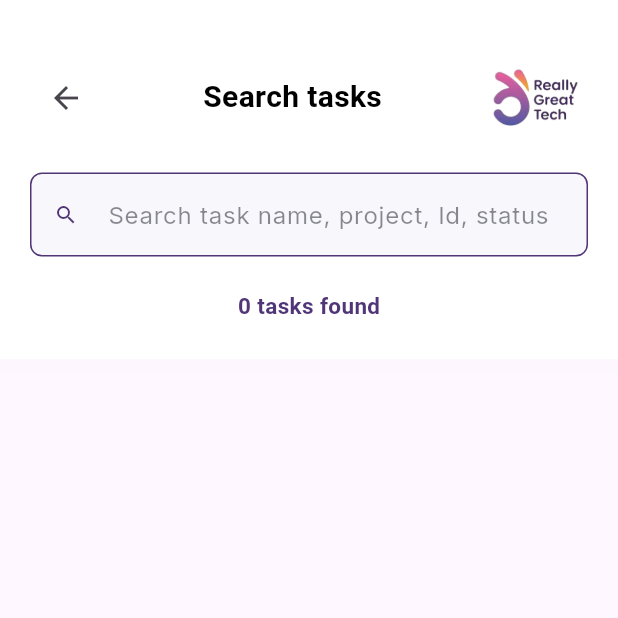
After one commit to RasZarky/rgt-pulse, a Flutter app: the AllPage screen opened directly, after a tap on the "search" icon, on a phone screen of 412 x 824 dp, the top half of it. The commit adds this screen. Run offline on Flutter 3.47's test engine with Material 3 defaults, Android fonts, the phone set to English and light mode, and no system bars; our stand-ins replace animate_do, animated_bottom_navigation_bar, firebase_auth, firebase_core, fl_chart, google_fonts and 3 more; missing offline and left inert: link_text, overlay_loader_with_app_icon; accounts and stored records are empty.

Commit message:
search page added

```diff
--- a/lib/pages/all_page.dart
+++ b/lib/pages/all_page.dart
@@ -2,6 +2,7 @@ import 'dart:convert';
 import 'package:flutter/material.dart';
 import 'package:flutter/services.dart';
 import 'package:overlay_loader_with_app_icon/overlay_loader_with_app_icon.dart';
+import 'package:rgt_pulse/pages/search_page.dart';
 import 'package:rgt_pulse/pages/task_detail_page.dart';
 import 'package:timeline_tile/timeline_tile.dart';
 import '../theme/colors.dart';
@@ -107,7 +108,11 @@ class _AllPageState extends State<AllPage> {
                     ),
                     Row(
                       children: [
-                        Icon(Icons.search),
+                        GestureDetector(
+                            onTap: (){
+                              Navigator.push(context, MaterialPageRoute(builder: (context) => SearchPage(tasks: filteredTasks) ));
+                            },
+                            child: Icon(Icons.search)),
                         Icon(Icons.more_vert),
                       ],
                     )
--- a/lib/pages/home_page.dart
+++ b/lib/pages/home_page.dart
@@ -3,6 +3,7 @@ import 'package:flutter/material.dart';
 import 'package:flutter/services.dart';
 import 'package:firebase_auth/firebase_auth.dart';
 import 'package:overlay_loader_with_app_icon/overlay_loader_with_app_icon.dart';
+import 'package:rgt_pulse/pages/search_page.dart';
 import 'package:rgt_pulse/pages/task_detail_page.dart';
 import 'package:timeline_tile/timeline_tile.dart';
 import '../theme/colors.dart';
@@ -130,7 +131,11 @@ class _HomePageState extends State<HomePage> {
                       "MY Projects",
                       style: TextStyle(fontSize: 20, fontWeight: FontWeight.bold, color: black),
                     ),
-                    Icon(Icons.search)
+                    GestureDetector(
+                      onTap: (){
+                        Navigator.push(context, MaterialPageRoute(builder: (context) => SearchPage(tasks: filteredTasks) ));
+                      },
+                        child: Icon(Icons.search))
                   ],
                 ),
                 SizedBox(height: 25),
--- a/lib/pages/root_app.dart
+++ b/lib/pages/root_app.dart
@@ -1,11 +1,9 @@
-
 import 'package:flutter/material.dart';
 import 'package:animated_bottom_navigation_bar/animated_bottom_navigation_bar.dart';
 import 'package:rgt_pulse/pages/all_page.dart';
 import 'package:rgt_pulse/pages/leaderboard_page.dart';
 import 'package:rgt_pulse/pages/profile_page.dart';
 import 'package:rgt_pulse/pages/stats_page.dart';
-
 import '../theme/colors.dart';
 import 'home_page.dart';
 
--- /dev/null
+++ b/lib/pages/search_page.dart
@@ -0,0 +1,213 @@
+import 'package:flutter/material.dart';
+import 'package:google_fonts/google_fonts.dart';
+import 'package:rgt_pulse/pages/task_detail_page.dart';
+import 'package:timeline_tile/timeline_tile.dart';
+import '../theme/colors.dart';
+
+class SearchPage extends StatefulWidget {
+  final List<dynamic> tasks;
+
+  SearchPage({required this.tasks});
+
+  @override
+  _SearchPageState createState() => _SearchPageState();
+}
+
+class _SearchPageState extends State<SearchPage> {
+  List<dynamic> _filteredTasks = [];
+  String _searchText = '';
+
+  @override
+  void initState() {
+    super.initState();
+    _filteredTasks = widget.tasks;
+  }
+
+  void _filterTasks(String query) {
+    setState(() {
+      _searchText = query.toLowerCase();
+      _filteredTasks = widget.tasks.where((task) {
+        String taskName = task['current']['name'].toLowerCase();
+        String taskStatus = task['current']['status']['status'].toLowerCase();
+        String projectName = task['current']['project'].toLowerCase();
+        String taskId = task['_id']['\$oid'].toLowerCase();
+
+        return taskName.contains(_searchText) ||
+            projectName.contains(_searchText) ||
+            taskId.contains(_searchText) ||
+            taskStatus.contains(_searchText);
+      }).toList();
+    });
+  }
+
+  @override
+  Widget build(BuildContext context) {
+    return Scaffold(
+      body: Column(
+        children: [
+          Container(
+            decoration: BoxDecoration(color: white, boxShadow: [
+              BoxShadow(
+                color: grey.withOpacity(0.01),
+                spreadRadius: 10,
+                blurRadius: 3,
+              ),
+            ]),
+            child: Padding(
+              padding: const EdgeInsets.only(top: 30, right: 20, left: 20, bottom: 10),
+              child: Column(
+                children: [
+                  Row(
+                    mainAxisAlignment: MainAxisAlignment.spaceBetween,
+                    children: [
+                      BackButton(),
+                      const Text(
+                        "Search tasks",
+                        style: TextStyle(fontSize: 20, fontWeight: FontWeight.bold, color: black),
+                      ),
+                      Image.asset("assets/logo.png", height: 70, width: 70),
+                    ],
+                  ),
+                  SizedBox(height: 15),
+                  searchTextField(MediaQuery.of(context).size),
+                  SizedBox(height: 15),
+                  Text(
+                    "${_filteredTasks.length} tasks found",
+                    style: const TextStyle(fontSize: 15, fontWeight: FontWeight.bold, color: primary),
+                  ),
+                  SizedBox(height: 15),
+                ],
+              ),
+            ),
+          ),
+          Expanded(
+            child: ListView.builder(
+              itemCount: _filteredTasks.length,
+              itemBuilder: (context, index) {
+                var task = _filteredTasks[index];
+                var projectName = task['current']['project'];
+                var taskName = task['current']['name'];
+                var status = task['current']['status']['status'];
+                var color = task['current']['status']['color'];
+                var taskId = task['_id']['\$oid'];
+                var newColorCode = Color(int.parse(color.replaceFirst('#', '0xFF')));
+
+                return GestureDetector(
+                  onTap: () {
+                    Navigator.push(
+                      context,
+                      MaterialPageRoute(
+                        builder: (context) => TaskDetailsPage(
+                          projectName: projectName,
+                          taskName: taskName,
+                          tasktId: taskId,
+                        ),
+                      ),
+                    );
+                  },
+                  child: TimelineTile(
+                    alignment: TimelineAlign.manual,
+                    lineXY: 0.1,
+                    isFirst: index == 0,
+                    isLast: index == _filteredTasks.length - 1,
+                    indicatorStyle: const IndicatorStyle(
+                      width: 20,
+                      color: primary,
+                      padding: EdgeInsets.all(8),
+                    ),
+                    beforeLineStyle: LineStyle(
+                      color: grey.withOpacity(0.5),
+                      thickness: 2,
+                    ),
+                    endChild: Padding(
+                      padding: const EdgeInsets.all(15.0),
+                      child: Column(
+                        crossAxisAlignment: CrossAxisAlignment.start,
+                        children: [
+                          Text(
+                            projectName,
+                            style: TextStyle(
+                              fontSize: 16,
+                              fontWeight: FontWeight.bold,
+                              color: black,
+                            ),
+                          ),
+                          SizedBox(height: 5),
+                          Text(
+                            taskName,
+                            style: TextStyle(
+                              fontSize: 14,
+                              color: black.withOpacity(0.7),
+                            ),
+                          ),
+                          SizedBox(height: 5),
+                          Container(
+                            margin: EdgeInsets.symmetric(horizontal: 5),
+                            padding: EdgeInsets.symmetric(horizontal: 10, vertical: 5),
+                            decoration: BoxDecoration(
+                              color: newColorCode ,
+                              borderRadius: BorderRadius.circular(5),
+                            ),
+                            child: Text(
+                              status,
+                              style: const TextStyle(
+                                fontSize: 14,
+                                fontWeight: FontWeight.w600,
+                                color: white,
+                              ),
+                            ),
+                          )
+                        ],
+                      ),
+                    ),
+                  ),
+                );
+              },
+            ),
+          ),
+        ],
+      ),
+    );
+  }
+
+  Widget searchTextField(Size size) {
+    return SizedBox(
+      height: size.height / 13,
+      child: TextField(
+        onChanged: _filterTasks,
+        style: GoogleFonts.inter(
+
+          color: const Color(0xFF151624),
+        ),
+        maxLines: 1,
+        keyboardType: TextInputType.text,
+        cursorColor: const Color(0xFF151624),
+        decoration: InputDecoration(
+          hintText: 'Search task name, project, Id, status',
+          hintStyle: GoogleFonts.inter(
+            fontSize: 16.0,
+            color: const Color(0xFF151624).withOpacity(0.5),
+          ),
+          filled: true,
+          fillColor: const Color.fromRGBO(248, 247, 251, 1),
+          enabledBorder: OutlineInputBorder(
+              borderRadius: BorderRadius.circular(8),
+              borderSide: const BorderSide(
+                color: primary,
+              )),
+          focusedBorder: OutlineInputBorder(
+              borderRadius: BorderRadius.circular(8),
+              borderSide: const BorderSide(
+                color: primary,
+              )),
+          prefixIcon: const Icon(
+            Icons.search,
+            color: primary,
+            size: 16,
+          ),
+        ),
+      ),
+    );
+  }
+
+}
```
